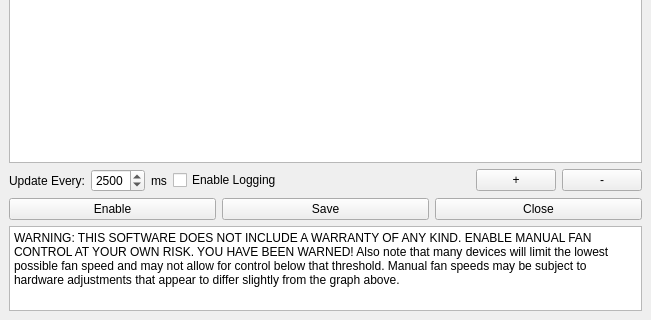
The window that mainwindow.ui (wepiha/qt-amdgpu-fan-ctl) describes before a commit, drawn with Qt 5; both pictures show x 0 to 651 and y 318 to 638 of the 651 by 638 pixel window.
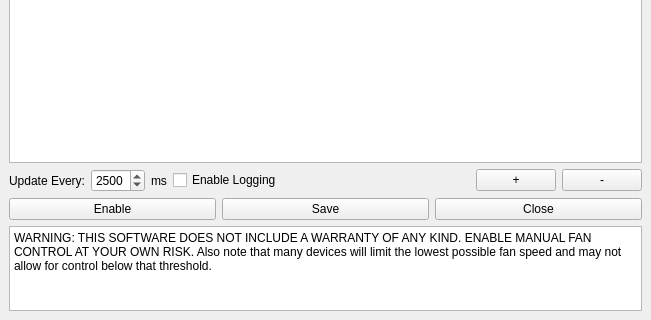
The same window after the commit. Icons and pictures are not drawn. Custom widgets are drawn as their Qt base class.

Commit message: Updated warning message since the addition of Fan Target indicator

Diff of the .ui file:
```diff
--- a/mainwindow.ui
+++ b/mainwindow.ui
@@ -299,7 +299,7 @@
        <bool>true</bool>
       </property>
       <property name="plainText">
-       <string>WARNING: THIS SOFTWARE DOES NOT INCLUDE A WARRANTY OF ANY KIND. ENABLE MANUAL FAN CONTROL AT YOUR OWN RISK. YOU HAVE BEEN WARNED! Also note that many devices will limit the lowest possible fan speed and may not allow for control below that threshold. Manual fan speeds may be subject to hardware adjustments that appear to differ slightly from the graph above.</string>
+       <string>WARNING: THIS SOFTWARE DOES NOT INCLUDE A WARRANTY OF ANY KIND. ENABLE MANUAL FAN CONTROL AT YOUR OWN RISK. Also note that many devices will limit the lowest possible fan speed and may not allow for control below that threshold. </string>
       </property>
      </widget>
     </item>
```
Left out of the diff: 3 changed lines with no effect on the pictures.
